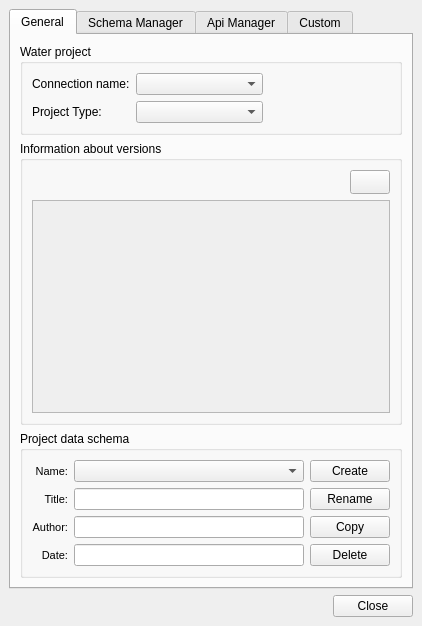
Before: the Qt Designer form ui/readsql.ui in Giswater/giswater_qgis_plugin, drawn with Qt 5.
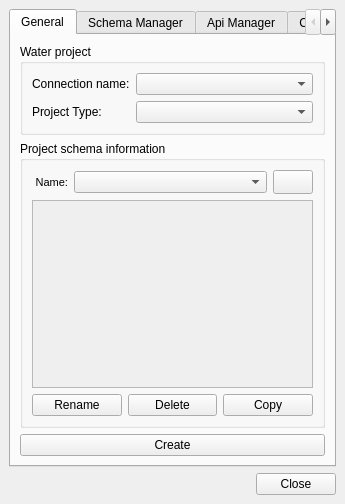
After: the same form once the commit is applied. Icons and pictures are not drawn.

Commit message: Enhancement: enhance form ReadSQL

```diff
--- a/ui/readsql.ui
+++ b/ui/readsql.ui
@@ -6,8 +6,8 @@
    <rect>
     <x>0</x>
     <y>0</y>
-    <width>422</width>
-    <height>626</height>
+    <width>345</width>
+    <height>504</height>
    </rect>
   </property>
   <property name="windowTitle">
@@ -18,6 +18,19 @@
   </property>
   <widget class="QWidget" name="centralwidget">
    <layout class="QGridLayout" name="gridLayout_4">
+    <item row="4" column="13">
+     <widget class="QPushButton" name="btn_close">
+      <property name="sizePolicy">
+       <sizepolicy hsizetype="Fixed" vsizetype="Fixed">
+        <horstretch>0</horstretch>
+        <verstretch>0</verstretch>
+       </sizepolicy>
+      </property>
+      <property name="text">
+       <string>Close</string>
+      </property>
+     </widget>
+    </item>
     <item row="4" column="2">
      <widget class="QLabel" name="lbl_status">
       <property name="enabled">
@@ -34,7 +47,7 @@
       </property>
      </widget>
     </item>
-    <item row="4" column="4">
+    <item row="4" column="12">
      <spacer name="horizontalSpacer_2">
       <property name="orientation">
        <enum>Qt::Horizontal</enum>
@@ -47,20 +60,21 @@
       </property>
      </spacer>
     </item>
-    <item row="4" column="5">
-     <widget class="QPushButton" name="btn_close">
-      <property name="sizePolicy">
-       <sizepolicy hsizetype="Fixed" vsizetype="Fixed">
-        <horstretch>0</horstretch>
-        <verstretch>0</verstretch>
-       </sizepolicy>
+    <item row="4" column="3">
+     <widget class="QLabel" name="lbl_status_text">
+      <property name="text">
+       <string/>
       </property>
+     </widget>
+    </item>
+    <item row="4" column="4">
+     <widget class="QLabel" name="lbl_schema_name">
       <property name="text">
-       <string>Close</string>
+       <string/>
       </property>
      </widget>
     </item>
-    <item row="3" column="0" colspan="6">
+    <item row="3" column="0" colspan="14">
      <widget class="QTabWidget" name="tab_main">
       <property name="enabled">
        <bool>true</bool>
@@ -73,237 +87,31 @@
         <string>General</string>
        </attribute>
        <layout class="QGridLayout" name="gridLayout">
-        <item row="2" column="0">
-         <widget class="QGroupBox" name="groupBox">
-          <property name="title">
-           <string>Project data schema</string>
+        <item row="3" column="1">
+         <widget class="QPushButton" name="btn_schema_create">
+          <property name="sizePolicy">
+           <sizepolicy hsizetype="Minimum" vsizetype="Preferred">
+            <horstretch>0</horstretch>
+            <verstretch>0</verstretch>
+           </sizepolicy>
           </property>
-          <layout class="QGridLayout" name="gridLayout_6">
-           <item row="4" column="0">
-            <widget class="QLabel" name="label_custom_node_type_4">
-             <property name="font">
-              <font>
-               <pointsize>8</pointsize>
-              </font>
-             </property>
-             <property name="frameShape">
-              <enum>QFrame::NoFrame</enum>
-             </property>
-             <property name="frameShadow">
-              <enum>QFrame::Raised</enum>
-             </property>
-             <property name="text">
-              <string>Date:</string>
-             </property>
-             <property name="alignment">
-              <set>Qt::AlignRight|Qt::AlignTrailing|Qt::AlignVCenter</set>
-             </property>
-             <property name="margin">
-              <number>3</number>
-             </property>
-            </widget>
-           </item>
-           <item row="3" column="0">
-            <widget class="QLabel" name="label_custom_node_type_3">
-             <property name="font">
-              <font>
-               <pointsize>8</pointsize>
-              </font>
-             </property>
-             <property name="frameShape">
-              <enum>QFrame::NoFrame</enum>
-             </property>
-             <property name="frameShadow">
-              <enum>QFrame::Raised</enum>
-             </property>
-             <property name="text">
-              <string>Author:</string>
-             </property>
-             <property name="alignment">
-              <set>Qt::AlignRight|Qt::AlignTrailing|Qt::AlignVCenter</set>
-             </property>
-             <property name="margin">
-              <number>3</number>
-             </property>
-            </widget>
-           </item>
-           <item row="4" column="1">
-            <widget class="QLineEdit" name="project_schema_last_update">
-             <property name="enabled">
-              <bool>true</bool>
-             </property>
-             <property name="text">
-              <string/>
-             </property>
-             <property name="readOnly">
-              <bool>true</bool>
-             </property>
-            </widget>
-           </item>
-           <item row="3" column="1">
-            <widget class="QLineEdit" name="project_schema_author">
-             <property name="enabled">
-              <bool>true</bool>
-             </property>
-             <property name="text">
-              <string/>
-             </property>
-             <property name="readOnly">
-              <bool>true</bool>
-             </property>
-            </widget>
-           </item>
-           <item row="0" column="1">
-            <widget class="QComboBox" name="project_schema_name">
-             <property name="enabled">
-              <bool>true</bool>
-             </property>
-             <property name="frame">
-              <bool>true</bool>
-             </property>
-            </widget>
-           </item>
-           <item row="0" column="2">
-            <widget class="QPushButton" name="btn_schema_create">
-             <property name="font">
-              <font>
-               <weight>50</weight>
-               <bold>false</bold>
-              </font>
-             </property>
-             <property name="text">
-              <string>Create</string>
-             </property>
-            </widget>
-           </item>
-           <item row="2" column="0">
-            <widget class="QLabel" name="label_custom_node_type_2">
-             <property name="font">
-              <font>
-               <pointsize>8</pointsize>
-              </font>
-             </property>
-             <property name="frameShape">
-              <enum>QFrame::NoFrame</enum>
-             </property>
-             <property name="frameShadow">
-              <enum>QFrame::Raised</enum>
-             </property>
-             <property name="text">
-              <string>Title:</string>
-             </property>
-             <property name="alignment">
-              <set>Qt::AlignRight|Qt::AlignTrailing|Qt::AlignVCenter</set>
-             </property>
-             <property name="margin">
-              <number>3</number>
-             </property>
-            </widget>
-           </item>
-           <item row="2" column="1">
-            <widget class="QLineEdit" name="project_schema_title">
-             <property name="enabled">
-              <bool>true</bool>
-             </property>
-             <property name="text">
-              <string/>
-             </property>
-             <property name="readOnly">
-              <bool>true</bool>
-             </property>
-            </widget>
-           </item>
-           <item row="0" column="0">
-            <widget class="QLabel" name="label_custom_node_type">
-             <property name="font">
-              <font>
-               <pointsize>8</pointsize>
-              </font>
-             </property>
-             <property name="frameShape">
-              <enum>QFrame::NoFrame</enum>
-             </property>
-             <property name="frameShadow">
-              <enum>QFrame::Raised</enum>
-             </property>
-             <property name="text">
-              <string> Name:</string>
-             </property>
-             <property name="alignment">
-              <set>Qt::AlignRight|Qt::AlignTrailing|Qt::AlignVCenter</set>
-             </property>
-             <property name="margin">
-              <number>3</number>
-             </property>
-            </widget>
-           </item>
-           <item row="4" column="2">
-            <widget class="QPushButton" name="btn_delete">
-             <property name="text">
-              <string>Delete</string>
-             </property>
-            </widget>
-           </item>
-           <item row="3" column="2">
-            <widget class="QPushButton" name="btn_copy">
-             <property name="text">
-              <string>Copy</string>
-             </property>
-            </widget>
-           </item>
-           <item row="2" column="2">
-            <widget class="QPushButton" name="btn_schema_rename">
-             <property name="text">
-              <string>Rename</string>
-             </property>
-            </widget>
-           </item>
-          </layout>
+          <property name="font">
+           <font>
+            <weight>50</weight>
+            <bold>false</bold>
+           </font>
+          </property>
+          <property name="text">
+           <string>Create</string>
+          </property>
          </widget>
         </item>
-        <item row="0" column="0">
+        <item row="0" column="1">
          <widget class="QGroupBox" name="groupBox_4">
           <property name="title">
            <string>Water project</string>
           </property>
           <layout class="QGridLayout" name="gridLayout_2">
-           <item row="0" column="0">
-            <widget class="QLabel" name="lbl_connection">
-             <property name="text">
-              <string>Connection name:</string>
-             </property>
-            </widget>
-           </item>
-           <item row="2" column="1">
-            <widget class="QComboBox" name="cmb_project_type">
-             <property name="sizePolicy">
-              <sizepolicy hsizetype="Expanding" vsizetype="Fixed">
-               <horstretch>0</horstretch>
-               <verstretch>0</verstretch>
-              </sizepolicy>
-             </property>
-            </widget>
-           </item>
-           <item row="0" column="1">
-            <widget class="QComboBox" name="cmb_connection">
-             <property name="enabled">
-              <bool>true</bool>
-             </property>
-            </widget>
-           </item>
-           <item row="2" column="2">
-            <spacer name="horizontalSpacer">
-             <property name="orientation">
-              <enum>Qt::Horizontal</enum>
-             </property>
-             <property name="sizeHint" stdset="0">
-              <size>
-               <width>40</width>
-               <height>20</height>
-              </size>
-             </property>
-            </spacer>
-           </item>
            <item row="2" column="0">
             <widget class="QLabel" name="label">
              <property name="layoutDirection">
@@ -317,34 +125,103 @@
              </property>
             </widget>
            </item>
+           <item row="0" column="1">
+            <widget class="QComboBox" name="cmb_connection">
+             <property name="enabled">
+              <bool>true</bool>
+             </property>
+            </widget>
+           </item>
+           <item row="2" column="1">
+            <widget class="QComboBox" name="cmb_project_type">
+             <property name="sizePolicy">
+              <sizepolicy hsizetype="Expanding" vsizetype="Fixed">
+               <horstretch>0</horstretch>
+               <verstretch>0</verstretch>
+              </sizepolicy>
+             </property>
+            </widget>
+           </item>
+           <item row="0" column="0">
+            <widget class="QLabel" name="lbl_connection">
+             <property name="text">
+              <string>Connection name:</string>
+             </property>
+            </widget>
+           </item>
           </layout>
           <zorder>cmb_project_type</zorder>
-          <zorder>horizontalSpacer</zorder>
           <zorder>label</zorder>
           <zorder>lbl_connection</zorder>
           <zorder>cmb_connection</zorder>
          </widget>
         </item>
-        <item row="1" column="0">
+        <item row="2" column="1">
          <widget class="QGroupBox" name="groupBox_3">
           <property name="title">
-           <string>Information about versions</string>
+           <string>Project schema information</string>
           </property>
           <layout class="QGridLayout" name="gridLayout_7">
-           <item row="1" column="0" colspan="4">
+           <item row="2" column="2" colspan="2">
+            <widget class="QComboBox" name="project_schema_name">
+             <property name="enabled">
+              <bool>true</bool>
+             </property>
+             <property name="sizePolicy">
+              <sizepolicy hsizetype="Preferred" vsizetype="Fixed">
+               <horstretch>0</horstretch>
+               <verstretch>0</verstretch>
+              </sizepolicy>
+             </property>
+             <property name="frame">
+              <bool>true</bool>
+             </property>
+            </widget>
+           </item>
+           <item row="2" column="1">
+            <widget class="QLabel" name="label_custom_node_type">
+             <property name="sizePolicy">
+              <sizepolicy hsizetype="Maximum" vsizetype="Preferred">
+               <horstretch>0</horstretch>
+               <verstretch>0</verstretch>
+              </sizepolicy>
+             </property>
+             <property name="font">
+              <font>
+               <pointsize>8</pointsize>
+              </font>
+             </property>
+             <property name="frameShape">
+              <enum>QFrame::NoFrame</enum>
+             </property>
+             <property name="frameShadow">
+              <enum>QFrame::Raised</enum>
+             </property>
+             <property name="text">
+              <string> Name:</string>
+             </property>
+             <property name="alignment">
+              <set>Qt::AlignRight|Qt::AlignTrailing|Qt::AlignVCenter</set>
+             </property>
+             <property name="margin">
+              <number>3</number>
+             </property>
+            </widget>
+           </item>
+           <item row="4" column="1" colspan="4">
             <widget class="QTextEdit" name="software_version_info">
              <property name="enabled">
               <bool>false</bool>
              </property>
             </widget>
            </item>
-           <item row="0" column="3">
+           <item row="2" column="4">
             <widget class="QPushButton" name="btn_info">
              <property name="enabled">
               <bool>true</bool>
              </property>
              <property name="sizePolicy">
-              <sizepolicy hsizetype="Fixed" vsizetype="Fixed">
+              <sizepolicy hsizetype="Maximum" vsizetype="Fixed">
                <horstretch>0</horstretch>
                <verstretch>0</verstretch>
               </sizepolicy>
@@ -370,6 +247,9 @@
              <property name="checkable">
               <bool>false</bool>
              </property>
+             <property name="autoDefault">
+              <bool>false</bool>
+             </property>
              <property name="default">
               <bool>false</bool>
              </property>
@@ -378,18 +258,48 @@
              </property>
             </widget>
            </item>
-           <item row="0" column="0">
-            <spacer name="horizontalSpacer_3">
-             <property name="orientation">
-              <enum>Qt::Horizontal</enum>
-             </property>
-             <property name="sizeHint" stdset="0">
-              <size>
-               <width>40</width>
-               <height>20</height>
-              </size>
-             </property>
-            </spacer>
+           <item row="5" column="1" colspan="4">
+            <layout class="QGridLayout" name="gridLayout_6">
+             <item row="2" column="1">
+              <widget class="QPushButton" name="btn_delete">
+               <property name="sizePolicy">
+                <sizepolicy hsizetype="Preferred" vsizetype="Fixed">
+                 <horstretch>0</horstretch>
+                 <verstretch>0</verstretch>
+                </sizepolicy>
+               </property>
+               <property name="text">
+                <string>Delete</string>
+               </property>
+              </widget>
+             </item>
+             <item row="2" column="2">
+              <widget class="QPushButton" name="btn_copy">
+               <property name="sizePolicy">
+                <sizepolicy hsizetype="Minimum" vsizetype="Fixed">
+                 <horstretch>0</horstretch>
+                 <verstretch>0</verstretch>
+                </sizepolicy>
+               </property>
+               <property name="text">
+                <string>Copy</string>
+               </property>
+              </widget>
+             </item>
+             <item row="2" column="0">
+              <widget class="QPushButton" name="btn_schema_rename">
+               <property name="sizePolicy">
+                <sizepolicy hsizetype="Preferred" vsizetype="Fixed">
+                 <horstretch>0</horstretch>
+                 <verstretch>0</verstretch>
+                </sizepolicy>
+               </property>
+               <property name="text">
+                <string>Rename</string>
+               </property>
+              </widget>
+             </item>
+            </layout>
            </item>
           </layout>
          </widget>
@@ -401,19 +311,6 @@
         <string>Schema Manager</string>
        </attribute>
        <layout class="QGridLayout" name="gridLayout_8">
-        <item row="3" column="1">
-         <widget class="QPushButton" name="btn_schema_file_to_db">
-          <property name="sizePolicy">
-           <sizepolicy hsizetype="Fixed" vsizetype="Fixed">
-            <horstretch>0</horstretch>
-            <verstretch>0</verstretch>
-           </sizepolicy>
-          </property>
-          <property name="text">
-           <string>File to DB</string>
-          </property>
-         </widget>
-        </item>
         <item row="4" column="1">
          <spacer name="verticalSpacer_2">
           <property name="orientation">
@@ -433,29 +330,35 @@
            <string>Update</string>
           </property>
           <layout class="QGridLayout" name="gridLayout_5">
-           <item row="0" column="0">
-            <widget class="QLabel" name="label_5">
-             <property name="font">
-              <font>
-               <weight>50</weight>
-               <bold>false</bold>
-              </font>
-             </property>
-             <property name="text">
-              <string>Update all</string>
-             </property>
-            </widget>
-           </item>
            <item row="0" column="1">
             <widget class="QPushButton" name="btn_update_schema">
              <property name="enabled">
               <bool>true</bool>
              </property>
+             <property name="sizePolicy">
+              <sizepolicy hsizetype="Maximum" vsizetype="Fixed">
+               <horstretch>0</horstretch>
+               <verstretch>0</verstretch>
+              </sizepolicy>
+             </property>
              <property name="text">
               <string>Execute</string>
              </property>
             </widget>
            </item>
+           <item row="0" column="0">
+            <widget class="QLabel" name="label_5">
+             <property name="font">
+              <font>
+               <weight>50</weight>
+               <bold>false</bold>
+              </font>
+             </property>
+             <property name="text">
+              <string>Update all</string>
+             </property>
+            </widget>
+           </item>
           </layout>
          </widget>
         </item>
@@ -465,36 +368,7 @@
            <string>Reload</string>
           </property>
           <layout class="QGridLayout" name="gridLayout_9">
-           <item row="2" column="0">
-            <widget class="QLabel" name="label_8">
-             <property name="font">
-              <font>
-               <weight>50</weight>
-               <bold>false</bold>
-              </font>
-             </property>
-             <property name="text">
-              <string>Reload triggers</string>
-             </property>
-            </widget>
-           </item>
-           <item row="2" column="1">
-            <widget class="QCheckBox" name="chk_schema_trigger">
-             <property name="text">
-              <string/>
-             </property>
-             <property name="iconSize">
-              <size>
-               <width>19</width>
-               <height>19</height>
-              </size>
-             </property>
-             <property name="checked">
-              <bool>false</bool>
-             </property>
-            </widget>
-           </item>
-           <item row="1" column="0">
+           <item row="0" column="0">
             <widget class="QLabel" name="label_30">
              <property name="font">
               <font>
@@ -507,20 +381,7 @@
              </property>
             </widget>
            </item>
-           <item row="0" column="0">
-            <widget class="QLabel" name="label_7">
-             <property name="font">
-              <font>
-               <weight>50</weight>
-               <bold>false</bold>
-              </font>
-             </property>
-             <property name="text">
-              <string>Reload constraints</string>
-             </property>
-            </widget>
-           </item>
-           <item row="1" column="1">
+           <item row="0" column="1">
             <widget class="QCheckBox" name="chk_schema_funcion">
              <property name="text">
               <string/>
@@ -536,25 +397,22 @@
              </property>
             </widget>
            </item>
-           <item row="0" column="1">
-            <widget class="QCheckBox" name="chk_schema_fk">
-             <property name="text">
-              <string/>
-             </property>
-             <property name="iconSize">
-              <size>
-               <width>19</width>
-               <height>19</height>
-              </size>
-             </property>
-             <property name="checked">
-              <bool>false</bool>
-             </property>
-            </widget>
-           </item>
           </layout>
          </widget>
         </item>
+        <item row="3" column="1">
+         <widget class="QPushButton" name="btn_schema_file_to_db">
+          <property name="sizePolicy">
+           <sizepolicy hsizetype="Fixed" vsizetype="Fixed">
+            <horstretch>0</horstretch>
+            <verstretch>0</verstretch>
+           </sizepolicy>
+          </property>
+          <property name="text">
+           <string>File to DB</string>
+          </property>
+         </widget>
+        </item>
        </layout>
       </widget>
       <widget class="QWidget" name="api_manager">
@@ -577,6 +435,12 @@
         </item>
         <item row="2" column="1">
          <widget class="QPushButton" name="btn_api_file_to_db">
+          <property name="sizePolicy">
+           <sizepolicy hsizetype="Preferred" vsizetype="Fixed">
+            <horstretch>0</horstretch>
+            <verstretch>0</verstretch>
+           </sizepolicy>
+          </property>
           <property name="text">
            <string>File to DB</string>
           </property>
@@ -588,81 +452,7 @@
            <string>Reload</string>
           </property>
           <layout class="QGridLayout" name="gridLayout_12">
-           <item row="2" column="1">
-            <widget class="QCheckBox" name="chk_api_trigger">
-             <property name="text">
-              <string/>
-             </property>
-             <property name="iconSize">
-              <size>
-               <width>19</width>
-               <height>19</height>
-              </size>
-             </property>
-             <property name="checked">
-              <bool>false</bool>
-             </property>
-            </widget>
-           </item>
-           <item row="0" column="1">
-            <widget class="QCheckBox" name="chk_api_fk">
-             <property name="text">
-              <string/>
-             </property>
-             <property name="iconSize">
-              <size>
-               <width>19</width>
-               <height>19</height>
-              </size>
-             </property>
-             <property name="checked">
-              <bool>false</bool>
-             </property>
-            </widget>
-           </item>
-           <item row="2" column="0">
-            <widget class="QLabel" name="label_10">
-             <property name="font">
-              <font>
-               <weight>50</weight>
-               <bold>false</bold>
-              </font>
-             </property>
-             <property name="text">
-              <string>Reload triggers</string>
-             </property>
-            </widget>
-           </item>
-           <item row="1" column="1">
-            <widget class="QCheckBox" name="chk_api_funcion">
-             <property name="text">
-              <string/>
-             </property>
-             <property name="iconSize">
-              <size>
-               <width>19</width>
-               <height>19</height>
-              </size>
-             </property>
-             <property name="checked">
-              <bool>false</bool>
-             </property>
-            </widget>
-           </item>
            <item row="0" column="0">
-            <widget class="QLabel" name="label_9">
-             <property name="font">
-              <font>
-               <weight>50</weight>
-               <bold>false</bold>
-              </font>
-             </property>
-             <property name="text">
-              <string>Reload constraints</string>
-             </property>
-            </widget>
-           </item>
-           <item row="1" column="0">
             <widget class="QLabel" name="label_34">
              <property name="font">
               <font>
@@ -675,6 +465,22 @@
              </property>
             </widget>
            </item>
+           <item row="0" column="1">
+            <widget class="QCheckBox" name="chk_api_funcion">
+             <property name="text">
+              <string/>
+             </property>
+             <property name="iconSize">
+              <size>
+               <width>19</width>
+               <height>19</height>
+              </size>
+             </property>
+             <property name="checked">
+              <bool>false</bool>
+             </property>
+            </widget>
+           </item>
           </layout>
          </widget>
         </item>
@@ -699,6 +505,12 @@
           <layout class="QGridLayout" name="gridLayout_13">
            <item row="0" column="1">
             <widget class="QPushButton" name="btn_update_api">
+             <property name="sizePolicy">
+              <sizepolicy hsizetype="Maximum" vsizetype="Fixed">
+               <horstretch>0</horstretch>
+               <verstretch>0</verstretch>
+              </sizepolicy>
+             </property>
              <property name="text">
               <string>Execute</string>
              </property>
@@ -740,37 +552,6 @@
              </property>
             </widget>
            </item>
-           <item row="0" column="2">
-            <widget class="QPushButton" name="btn_custom_select_file">
-             <property name="text">
-              <string>...</string>
-             </property>
-            </widget>
-           </item>
-           <item row="0" column="0">
-            <widget class="QLabel" name="label_custom_node_type_15">
-             <property name="font">
-              <font>
-               <pointsize>8</pointsize>
-              </font>
-             </property>
-             <property name="frameShape">
-              <enum>QFrame::NoFrame</enum>
-             </property>
-             <property name="frameShadow">
-              <enum>QFrame::Raised</enum>
-             </property>
-             <property name="text">
-              <string>Folder:</string>
-             </property>
-             <property name="alignment">
-              <set>Qt::AlignRight|Qt::AlignTrailing|Qt::AlignVCenter</set>
-             </property>
-             <property name="margin">
-              <number>3</number>
-             </property>
-            </widget>
-           </item>
            <item row="1" column="2">
             <widget class="QPushButton" name="btn_custom_load_file">
              <property name="sizePolicy">
@@ -790,6 +571,43 @@
              </property>
             </widget>
            </item>
+           <item row="0" column="0">
+            <widget class="QLabel" name="label_custom_node_type_15">
+             <property name="font">
+              <font>
+               <pointsize>8</pointsize>
+              </font>
+             </property>
+             <property name="frameShape">
+              <enum>QFrame::NoFrame</enum>
+             </property>
+             <property name="frameShadow">
+              <enum>QFrame::Raised</enum>
+             </property>
+             <property name="text">
+              <string>Folder:</string>
+             </property>
+             <property name="alignment">
+              <set>Qt::AlignRight|Qt::AlignTrailing|Qt::AlignVCenter</set>
+             </property>
+             <property name="margin">
+              <number>3</number>
+             </property>
+            </widget>
+           </item>
+           <item row="0" column="2">
+            <widget class="QPushButton" name="btn_custom_select_file">
+             <property name="sizePolicy">
+              <sizepolicy hsizetype="Preferred" vsizetype="Fixed">
+               <horstretch>0</horstretch>
+               <verstretch>0</verstretch>
+              </sizepolicy>
+             </property>
+             <property name="text">
+              <string>...</string>
+             </property>
+            </widget>
+           </item>
           </layout>
          </widget>
         </item>
@@ -810,13 +628,6 @@
       </widget>
      </widget>
     </item>
-    <item row="4" column="3">
-     <widget class="QLabel" name="lbl_status_text">
-      <property name="text">
-       <string/>
-      </property>
-     </widget>
-    </item>
    </layout>
   </widget>
   <action name="action_create_sample">
```
Left out of the diff: 10 changed lines with no effect on the pictures. The commit also changes 2 other files.
